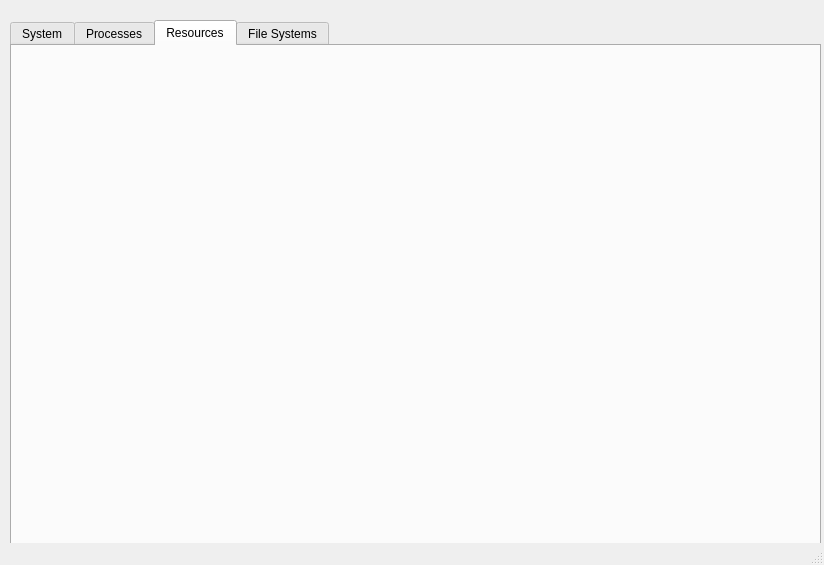
Old version of the form mainwindow.ui in the repository es6/task-manager.
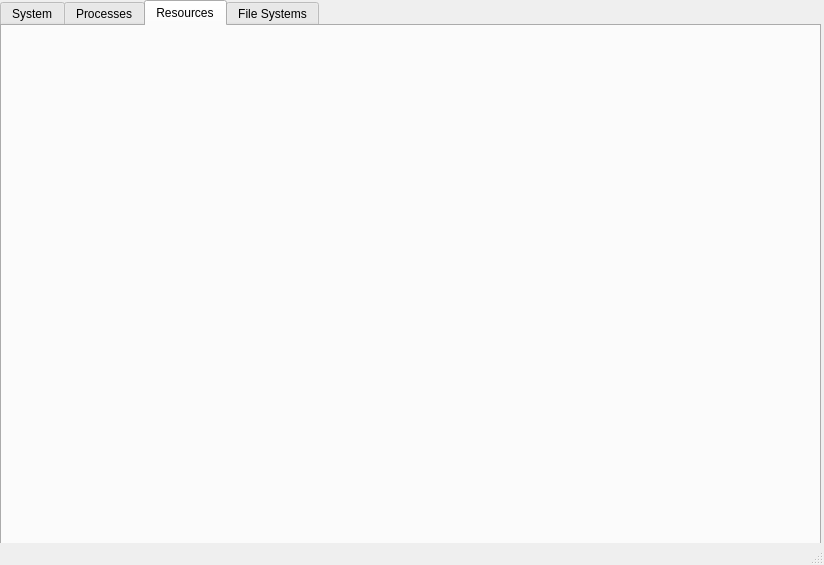
New version of the form.

Patch:
```diff
--- a/mainwindow.ui
+++ b/mainwindow.ui
@@ -17,10 +17,10 @@
    <widget class="QTabWidget" name="tabWidget">
     <property name="geometry">
      <rect>
-      <x>10</x>
-      <y>20</y>
-      <width>811</width>
-      <height>531</height>
+      <x>0</x>
+      <y>0</y>
+      <width>821</width>
+      <height>551</height>
      </rect>
     </property>
     <property name="currentIndex">
```
